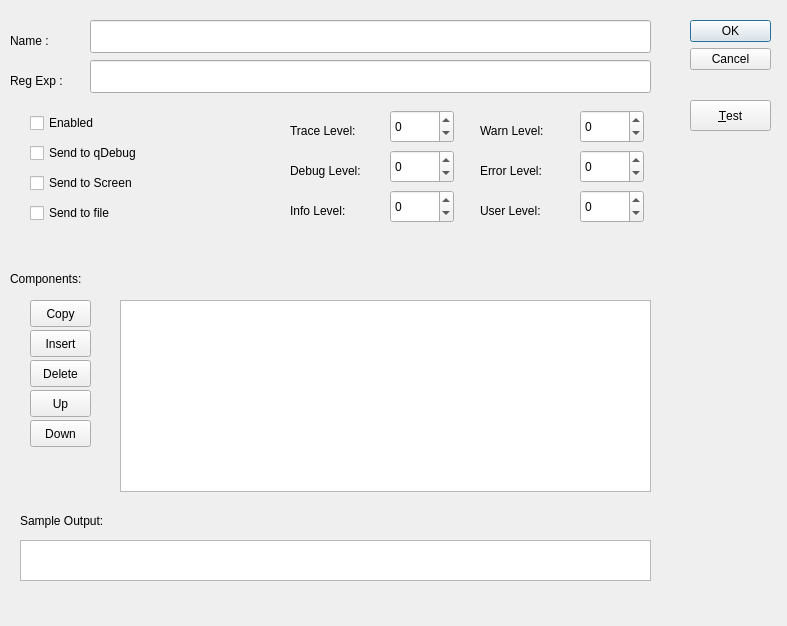
Before: the Qt Designer form logroutinginfodialog.ui in pitonyak/LinkBackADP, drawn with Qt 5.
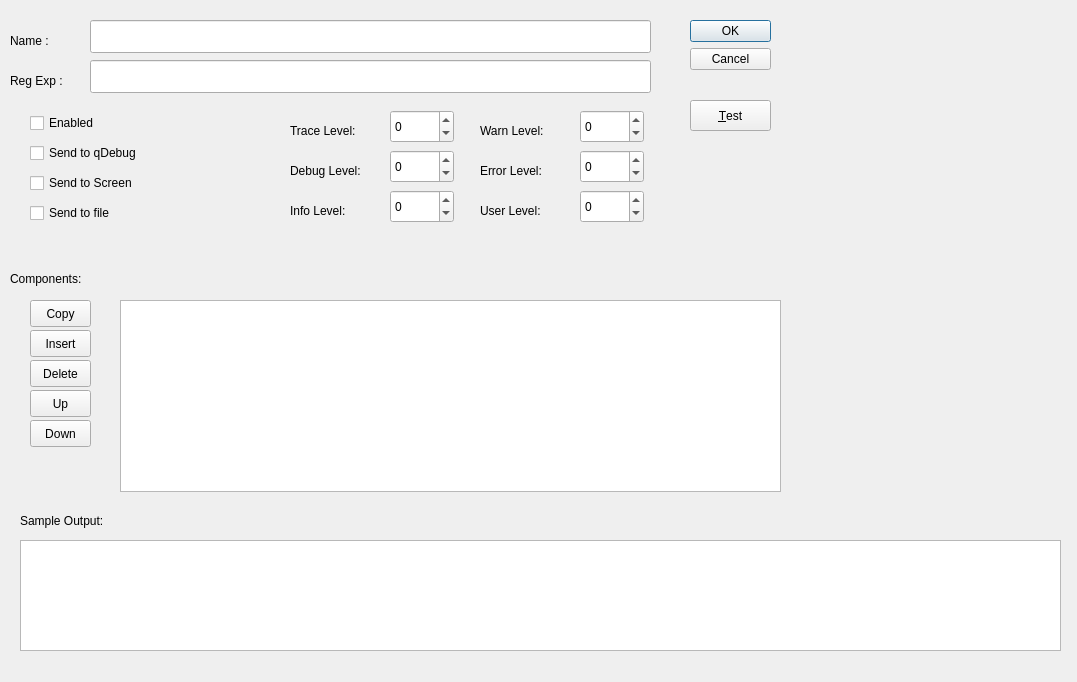
After: the same form once the commit is applied.

Commit message: Implement first try at a test button

Patch:
```diff
--- a/logroutinginfodialog.ui
+++ b/logroutinginfodialog.ui
@@ -6,8 +6,8 @@
    <rect>
     <x>0</x>
     <y>0</y>
-    <width>787</width>
-    <height>626</height>
+    <width>1077</width>
+    <height>682</height>
    </rect>
   </property>
   <property name="windowTitle">
@@ -387,7 +387,7 @@
     <rect>
      <x>120</x>
      <y>300</y>
-     <width>531</width>
+     <width>661</width>
      <height>192</height>
     </rect>
    </property>
@@ -397,8 +397,8 @@
     <rect>
      <x>20</x>
      <y>540</y>
-     <width>631</width>
-     <height>41</height>
+     <width>1041</width>
+     <height>111</height>
     </rect>
    </property>
   </widget>
```
The commit also changes 2 other files.
